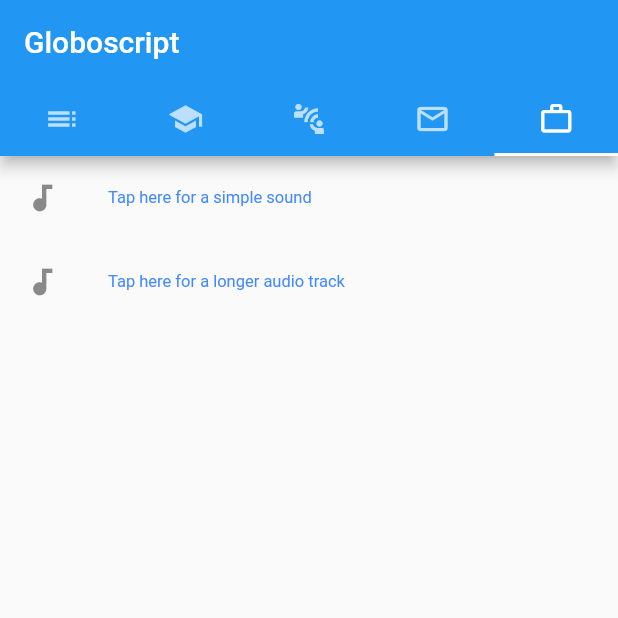
After one commit to MalickArsalan/flutter-mobile-specific-features, a Flutter app: the screen it shows after launch, tab 5 chosen, after a tap on "Tap here for a longer audio track", on a phone screen of 412 x 824 dp, the top half of it. The commit adds this screen. Run offline on Flutter 3.47's test engine with Material 2 defaults, Android fonts, the phone set to English and light mode, and no system bars; our stand-ins replace audioplayers.

Commit message:
AudioPlayer (End)

```diff
--- a/Project/globoscript/lib/glyph-list.dart
+++ b/Project/globoscript/lib/glyph-list.dart
@@ -1,5 +1,10 @@
+import 'package:audioplayers/audio_cache.dart';
+import 'dart:convert';
+
 import 'package:flutter/material.dart';
-import 'dart:convert';
+
+import 'package:audioplayers/audio_cache.dart';
+import 'package:audioplayers/audioplayers.dart';
 
 class GlyphListWidget extends StatefulWidget {
   @override
@@ -8,6 +13,8 @@
 
 class _GlyphList extends State<GlyphListWidget> {
   Future<List<dynamic>> glyphs;
+
+  AudioCache _audioCache;
 
   Future<List<dynamic>> fetchList() async {
     await Future.delayed(Duration(seconds: 5));
@@ -20,6 +27,15 @@
   void initState() {
     super.initState();
     glyphs = fetchList();
+    _audioCache = new AudioCache(
+        prefix: "assets/audio/glyphs/", fixedPlayer: new AudioPlayer());
+  }
+
+  @override
+  void dispose() {
+    _audioCache.fixedPlayer.stop();
+    _audioCache.fixedPlayer.dispose();
+    super.dispose();
   }
 
   @override
@@ -33,11 +49,22 @@
             children: <Widget>[
               for (var glyph in glyphInfo)
                 ListTile(
-                  leading: Text(glyph["glyph"],
+                    leading: Text(
+                      glyph["glyph"],
                       style: TextStyle(
-                          fontSize: 23.0, fontWeight: FontWeight.bold)),
-                  title: Text(glyph["info"]),
-                )
+                          fontSize: 39.0,
+                          fontWeight: FontWeight.bold,
+                          color: Colors.blueGrey),
+                    ),
+                    title: Text(glyph["info"],
+                        style: TextStyle(
+                            fontSize: 11.0,
+                            fontWeight: FontWeight.normal,
+                            color: Colors.blueAccent)),
+                    trailing: IconButton(
+                      icon: Icon(Icons.play_circle_fill_outlined),
+                      onPressed: () => _playShortSound(glyph["audio"]),
+                    ))
             ],
           );
         } else if (snapshot.hasError) {
@@ -61,4 +88,11 @@
       },
     );
   }
+
+  void _playShortSound(String asset) {
+    _audioCache.fixedPlayer.stop();
+    if (_audioCache.fixedPlayer.state != AudioPlayerState.PLAYING) {
+      _audioCache.play(asset);
+    }
+  }
 }
--- a/Project/globoscript/lib/main.dart
+++ b/Project/globoscript/lib/main.dart
@@ -4,6 +4,7 @@
 import 'lesson-list.dart';
 import 'community.dart';
 import 'contact.dart';
+import 'sample-code.dart';
 
 void main() {
   runApp(GlobomanticsTabHome());
@@ -15,7 +16,7 @@
     return MaterialApp(
       debugShowCheckedModeBanner: false,
       home: DefaultTabController(
-        length: 4,
+        length: 5,
         child: Scaffold(
           appBar: AppBar(
             bottom: TabBar(
@@ -24,6 +25,7 @@
                 Tab(icon: Icon(Icons.school)),
                 Tab(icon: Icon(Icons.connect_without_contact)),
                 Tab(icon: Icon(Icons.mail_outline)),
+                Tab(icon: Icon(Icons.work_outline)),
               ],
             ),
             title: Text('Globoscript'),
@@ -34,6 +36,7 @@
               LessonListWidget(),
               CommunityWidget(),
               ContactWidget(),
+              SampleCodeWidget(),
             ],
           ),
         ),
--- /dev/null
+++ b/Project/globoscript/lib/sample-code.dart
@@ -0,0 +1,93 @@
+import 'dart:developer';
+import 'dart:typed_data';
+
+import 'package:flutter/material.dart';
+import 'package:path_provider/path_provider.dart';
+
+import 'package:audioplayers/audioplayers.dart';
+
+class SampleCodeWidget extends StatelessWidget {
+  void registerEvents(AudioPlayer player) {
+    player.onPlayerError.listen((String msg) {
+      log("GloboScript: Player ${player.playerId} -> onPlayerError $msg");
+    });
+
+    player.onDurationChanged.listen((Duration d) {
+      log("GloboScript: Player ${player.playerId} -> onDurationChanged $d");
+    });
+
+    player.onAudioPositionChanged.listen((Duration pos) {
+      log("GloboScript: Player ${player.playerId} -> onAudioPositionChanged $pos");
+    });
+
+    player.onSeekComplete.listen((void event) {
+      log("GloboScript: Player ${player.playerId} -> onSeekComplete");
+    });
+
+    player.onPlayerCompletion.listen((void event) {
+      log("GloboScript: Player ${player.playerId} -> onPlayerCompletion");
+    });
+
+    player.onPlayerStateChanged.listen((AudioPlayerState state) {
+      log("GloboScript: Player ${player.playerId} -> onPlayerStateChanged $state");
+    });
+  }
+
+  Widget build(BuildContext context) {
+    return ListView(
+      children: <Widget>[
+        ListTile(
+          leading: Icon(Icons.audiotrack),
+          title: Text("Tap here for a simple sound",
+              style: TextStyle(
+                  fontSize: 11.0,
+                  fontWeight: FontWeight.normal,
+                  color: Colors.blueAccent)),
+          trailing: null,
+          onTap: simpleSound,
+        ),
+        ListTile(
+          leading: Icon(Icons.audiotrack),
+          title: Text("Tap here for a longer audio track",
+              style: TextStyle(
+                  fontSize: 11.0,
+                  fontWeight: FontWeight.normal,
+                  color: Colors.blueAccent)),
+          trailing: null,
+          onTap: longTrack,
+        ),
+      ],
+    );
+  }
+
+  Future<int> simpleSound() async {
+    AudioPlayer simplePlayer = new AudioPlayer();
+    registerEvents(simplePlayer);
+    int result = await simplePlayer.play(
+        "https://upload.wikimedia.org/wikipedia/commons/b/bd/Nokia_tune.ogg");
+    simplePlayer.setReleaseMode(ReleaseMode.LOOP);
+    return result;
+  }
+
+  void localFile() async {
+    final docsDir = await getApplicationDocumentsDirectory();
+    AudioPlayer localPlayer = new AudioPlayer();
+    localPlayer.play("${docsDir.path}/audio.mp3", isLocal: true);
+  }
+
+  void byteArray() {
+    Uint8List byteData /* = <Load audio as a byte array here> */;
+    AudioPlayer bytesPlayer = new AudioPlayer();
+    bytesPlayer.playBytes(byteData);
+  }
+
+  void longTrack() {
+    AudioPlayer fullPlayer = new AudioPlayer();
+    registerEvents(fullPlayer);
+    fullPlayer.play(
+        "https://upload.wikimedia.org/wikipedia/commons/d/de/W._A._Mozart_-_Die_Zauberflöte_-_18._Der_Hölle_Rache_kocht_in_meinem_Herzen_%28Ferenc_Fricsay%2C_1953%29.ogg",
+        volume: 0.7,
+        stayAwake: true,
+        respectSilence: true);
+  }
+}
```
Also changed, not shown: Project/globoscript/lib/lesson-list.dart (+139 -16 lines).
